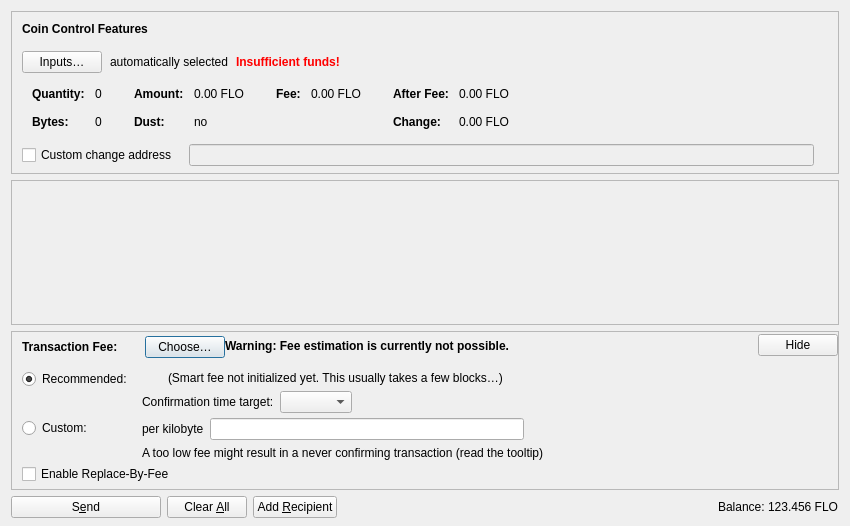
adymoloca/bitcoin, file src/qt/forms/sendcoinsdialog.ui: the form before one commit.
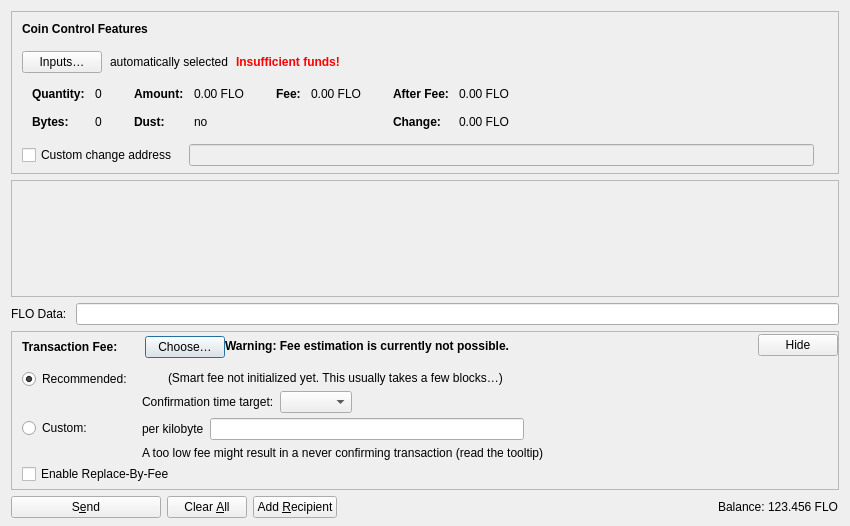
The form after the commit. Icons and pictures are not drawn. Custom widgets are drawn as their Qt base class.

What changed in the file:
```diff
--- a/src/qt/forms/sendcoinsdialog.ui
+++ b/src/qt/forms/sendcoinsdialog.ui
@@ -628,6 +628,20 @@
      </widget>
     </widget>
    </item>
+   <item>
+    <layout class="QHBoxLayout" name="horizontalLayout_3">
+     <item>
+      <widget class="QLabel" name="floDataLabel">
+       <property name="text">
+        <string>FLO Data: </string>
+       </property>
+      </widget>
+     </item>
+     <item>
+      <widget class="QLineEdit" name="floData"/>
+     </item>
+    </layout>
+   </item>
    <item>
     <widget class="QFrame" name="frameFee">
      <property name="sizePolicy">
```
